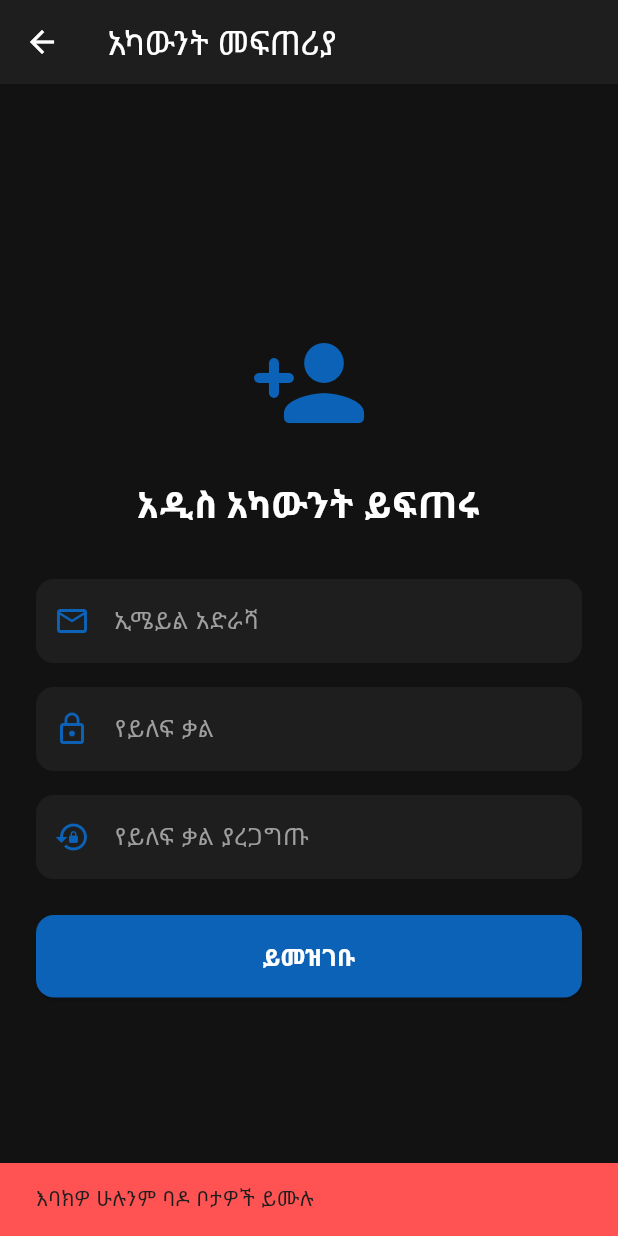
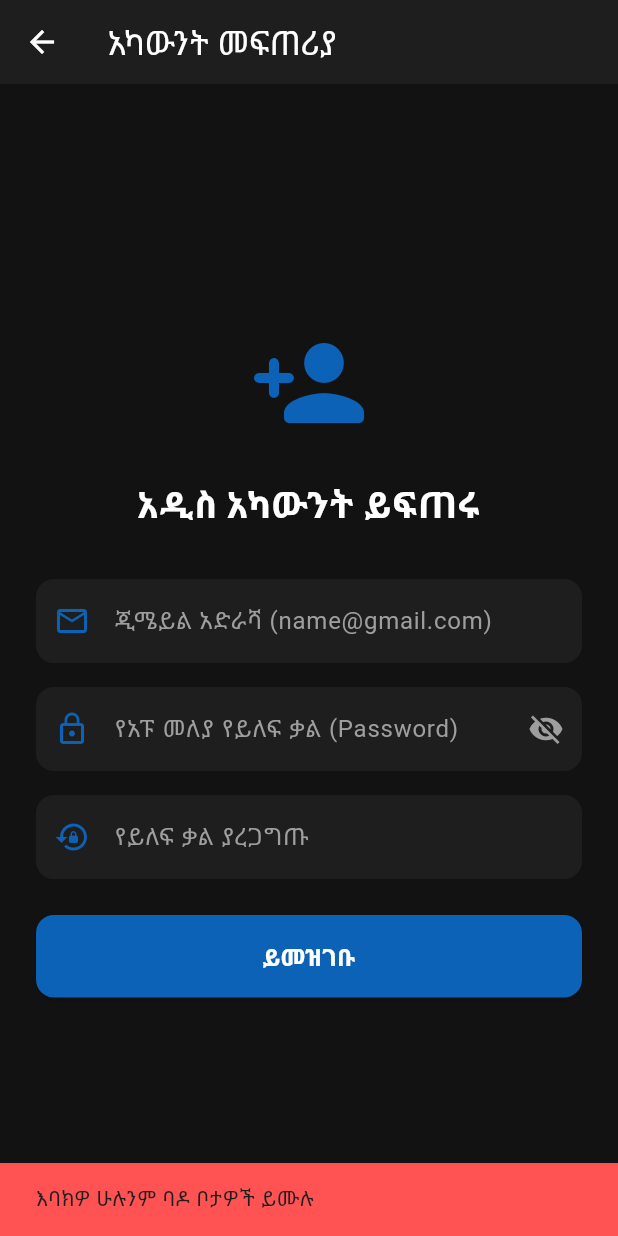
Before and after one commit to ethiopromax-code/Asendabo-app, a Flutter app: the SignupPage screen opened directly, after a tap on "ይመዝገቡ", on a phone screen of 412 x 824 dp. Run offline on Flutter 3.47's test engine with Material 3 defaults, Android fonts, the phone set to English and light mode, and no system bars.

Commit message:
Update signup_page.dart

```diff
--- a/lib/screens/signup_page.dart
+++ b/lib/screens/signup_page.dart
@@ -1,4 +1,5 @@
 import 'package:flutter/material.dart';
+import 'login_page.dart';
 import 'main_navigation_screen.dart';
 
 class SignupPage extends StatefulWidget {
@@ -22,6 +23,10 @@ class _SignupPageState extends State<SignupPage> {
     super.dispose();
   }
 
+  bool _isValidGmail(String email) {
+    return RegExp(r"^[a-zA-Z0-9._%+-]+@gmail\.com$").hasMatch(email);
+  }
+
   void _handleSignup() {
     final email = _emailController.text.trim();
     final password = _passwordController.text.trim();
@@ -31,6 +36,26 @@ class _SignupPageState extends State<SignupPage> {
       ScaffoldMessenger.of(context).showSnackBar(
         const SnackBar(
           content: Text('እባክዎ ሁሉንም ባዶ ቦታዎች ይሙሉ'),
+          backgroundColor: Colors.redAccent,
+        ),
+      );
+      return;
+    }
+
+    if (!_isValidGmail(email)) {
+      ScaffoldMessenger.of(context).showSnackBar(
+        const SnackBar(
+          content: Text('እባክዎ ትክክለኛ የጂሜይል (Gmail) አድራሻ ይጠቀሙ'),
+          backgroundColor: Colors.redAccent,
+        ),
+      );
+      return;
+    }
+
+    if (password.length < 6) {
+      ScaffoldMessenger.of(context).showSnackBar(
+        const SnackBar(
+          content: Text('የይለፍ ቃል ቢያንስ ከ 6 ፊደላት በላይ መሆን አለበት'),
           backgroundColor: Colors.redAccent,
         ),
       );
@@ -47,7 +72,20 @@ class _SignupPageState extends State<SignupPage> {
       return;
     }
 
-    // ምዝገባው ሲሳካ በቀጥታ ወደ ዋናው ገጽ ያስገባል
+    // ተጠቃሚውን ወደ መዝገብ ቤት (Database) መጨመር
+    AppDatabase.registeredUsers.add({
+      'email': email,
+      'password': password,
+    });
+
+    ScaffoldMessenger.of(context).showSnackBar(
+      const SnackBar(
+        content: Text('አካውንትዎ በሳካ ሁኔታ ተፈጥሯል!'),
+        backgroundColor: Colors.green,
+      ),
+    );
+
+    // ወደ ዋናው ገጽ ማሸጋገር
     Navigator.pushAndRemoveUntil(
       context,
       MaterialPageRoute(
@@ -63,8 +101,9 @@ class _SignupPageState extends State<SignupPage> {
       backgroundColor: const Color(0xFF121212),
       appBar: AppBar(
         backgroundColor: const Color(0xFF1E1E1E),
-        title: const Text('አካውንት መፍጠሪያ'),
+        title: const Text('አካውንት መፍጠሪያ', style: TextStyle(color: Colors.white)),
         elevation: 0,
+        iconTheme: const IconThemeData(color: Colors.white),
       ),
       body: SafeArea(
         child: Center(
@@ -90,13 +129,12 @@ class _SignupPageState extends State<SignupPage> {
                   ),
                 ),
                 const SizedBox(height: 32),
-
-                // ኢሜይል ማስገቢያ
                 TextField(
                   controller: _emailController,
+                  keyboardType: TextInputType.emailAddress,
                   style: const TextStyle(color: Colors.white),
                   decoration: InputDecoration(
-                    labelText: 'ኢሜይል አድራሻ',
+                    labelText: 'ጂሜይል አድራሻ (name@gmail.com)',
                     labelStyle: const TextStyle(color: Colors.grey),
                     prefixIcon: const Icon(Icons.email_outlined, color: Color(0xFF0C62B6)),
                     filled: true,
@@ -108,16 +146,25 @@ class _SignupPageState extends State<SignupPage> {
                   ),
                 ),
                 const SizedBox(height: 16),
-
-                // የይለፍ ቃል ማስገቢያ
                 TextField(
                   controller: _passwordController,
                   obscureText: _obscurePassword,
                   style: const TextStyle(color: Colors.white),
                   decoration: InputDecoration(
-                    labelText: 'የይለፍ ቃል',
+                    labelText: 'የአፑ መለያ የይለፍ ቃል (Password)',
                     labelStyle: const TextStyle(color: Colors.grey),
                     prefixIcon: const Icon(Icons.lock_outline, color: Color(0xFF0C62B6)),
+                    suffixIcon: IconButton(
+                      icon: Icon(
+                        _obscurePassword ? Icons.visibility_off : Icons.visibility,
+                        color: Colors.grey,
+                      ),
+                      onPressed: () {
+                        setState(() {
+                          _obscurePassword = !_obscurePassword;
+                        });
+                      },
+                    ),
                     filled: true,
                     fillColor: const Color(0xFF1E1E1E),
                     border: OutlineInputBorder(
@@ -127,8 +174,6 @@ class _SignupPageState extends State<SignupPage> {
                   ),
                 ),
                 const SizedBox(height: 16),
-
-                // የይለፍ ቃል ማረጋገጫ
                 TextField(
                   controller: _confirmPasswordController,
                   obscureText: _obscurePassword,
@@ -146,8 +191,6 @@ class _SignupPageState extends State<SignupPage> {
                   ),
                 ),
                 const SizedBox(height: 24),
-
-                // የመመዝገቢያ ቁልፍ
                 ElevatedButton(
                   onPressed: _handleSignup,
                   style: ElevatedButton.styleFrom(
```
